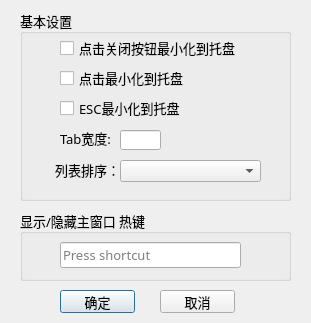
magicdmer/EasyNoteX, file setdialog.ui: the form before one commit.
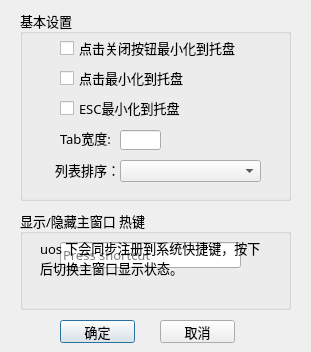
The form after the commit.

```diff
--- a/setdialog.ui
+++ b/setdialog.ui
@@ -7,7 +7,7 @@
     <x>0</x>
     <y>0</y>
     <width>311</width>
-    <height>323</height>
+    <height>352</height>
    </rect>
   </property>
   <property name="sizePolicy">
@@ -129,7 +129,7 @@
      <x>20</x>
      <y>210</y>
      <width>271</width>
-     <height>71</height>
+     <height>100</height>
     </rect>
    </property>
    <property name="title">
@@ -145,12 +145,31 @@
      </rect>
     </property>
    </widget>
+   <widget class="QLabel" name="labelShortcutHint">
+    <property name="geometry">
+     <rect>
+      <x>20</x>
+      <y>28</y>
+      <width>231</width>
+      <height>56</height>
+     </rect>
+    </property>
+    <property name="text">
+     <string>uos 下会同步注册到系统快捷键，按下后切换主窗口显示状态。</string>
+    </property>
+    <property name="alignment">
+     <set>Qt::AlignLeading|Qt::AlignLeft|Qt::AlignTop</set>
+    </property>
+    <property name="wordWrap">
+     <bool>true</bool>
+    </property>
+   </widget>
   </widget>
   <widget class="QPushButton" name="pushButtonOk">
    <property name="geometry">
     <rect>
      <x>60</x>
-     <y>290</y>
+     <y>320</y>
      <width>75</width>
      <height>23</height>
     </rect>
@@ -163,7 +182,7 @@
    <property name="geometry">
     <rect>
      <x>160</x>
-     <y>290</y>
+     <y>320</y>
      <width>75</width>
      <height>23</height>
     </rect>
```
